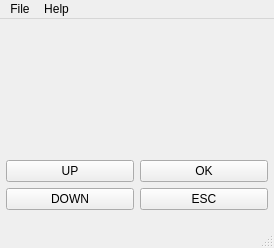
The window that mainwindow.ui (picohari/ssd1306_QEmulator) describes before a commit, drawn with Qt 5.
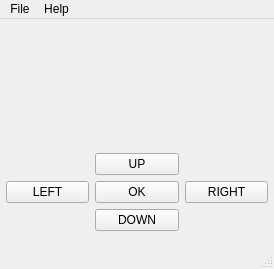
The same window after the commit.

What changed in the file:
```diff
--- a/mainwindow.ui
+++ b/mainwindow.ui
@@ -57,31 +57,38 @@
       <property name="bottomMargin">
        <number>6</number>
       </property>
-      <item row="0" column="0">
-       <widget class="QPushButton" name="pushButton">
-        <property name="text">
-         <string>UP</string>
-        </property>
-       </widget>
-      </item>
       <item row="1" column="0">
        <widget class="QPushButton" name="pushButton_2">
         <property name="text">
-         <string>DOWN</string>
+         <string>LEFT</string>
         </property>
        </widget>
       </item>
       <item row="0" column="1">
        <widget class="QPushButton" name="pushButton_3">
         <property name="text">
-         <string>OK</string>
+         <string>UP</string>
         </property>
        </widget>
       </item>
       <item row="1" column="1">
        <widget class="QPushButton" name="pushButton_4">
         <property name="text">
-         <string>ESC</string>
+         <string>OK</string>
+        </property>
+       </widget>
+      </item>
+      <item row="2" column="1">
+       <widget class="QPushButton" name="pushButton_DOWN">
+        <property name="text">
+         <string>DOWN</string>
+        </property>
+       </widget>
+      </item>
+      <item row="1" column="2">
+       <widget class="QPushButton" name="pushButton_RIGHT">
+        <property name="text">
+         <string>RIGHT</string>
         </property>
        </widget>
       </item>
```
Left out of the diff: 6 changed lines with no effect on the pictures.
